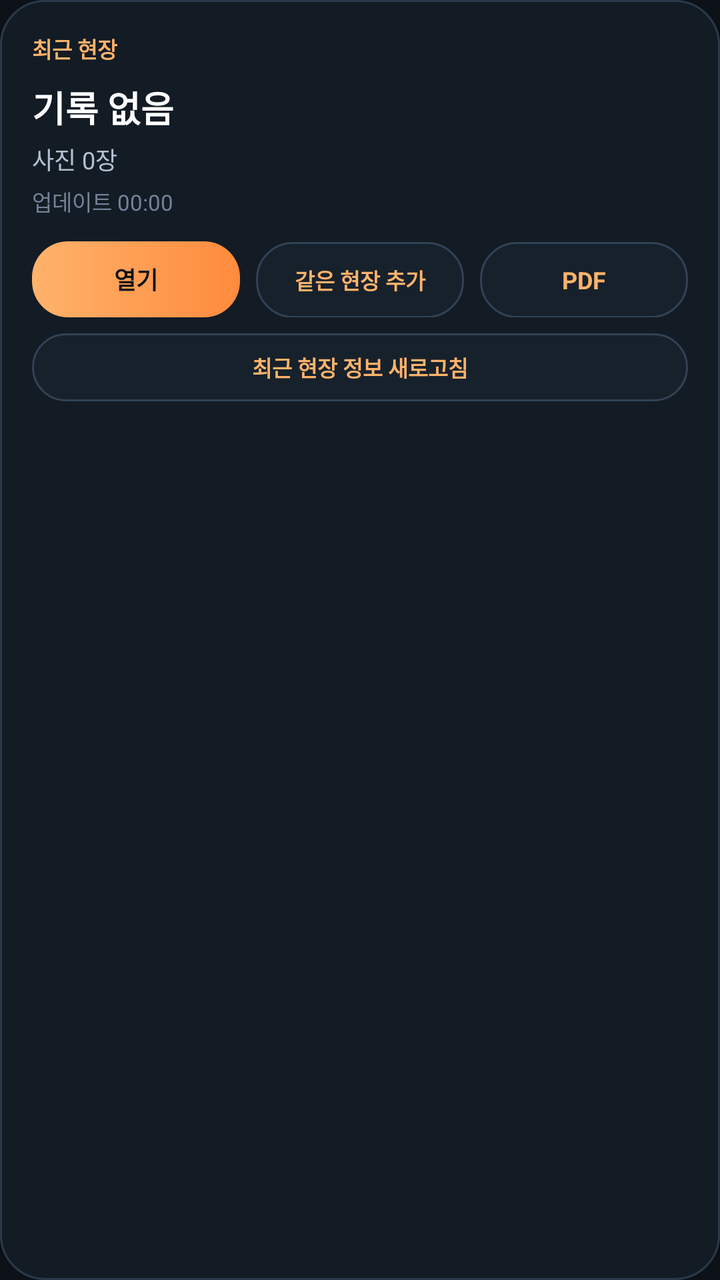
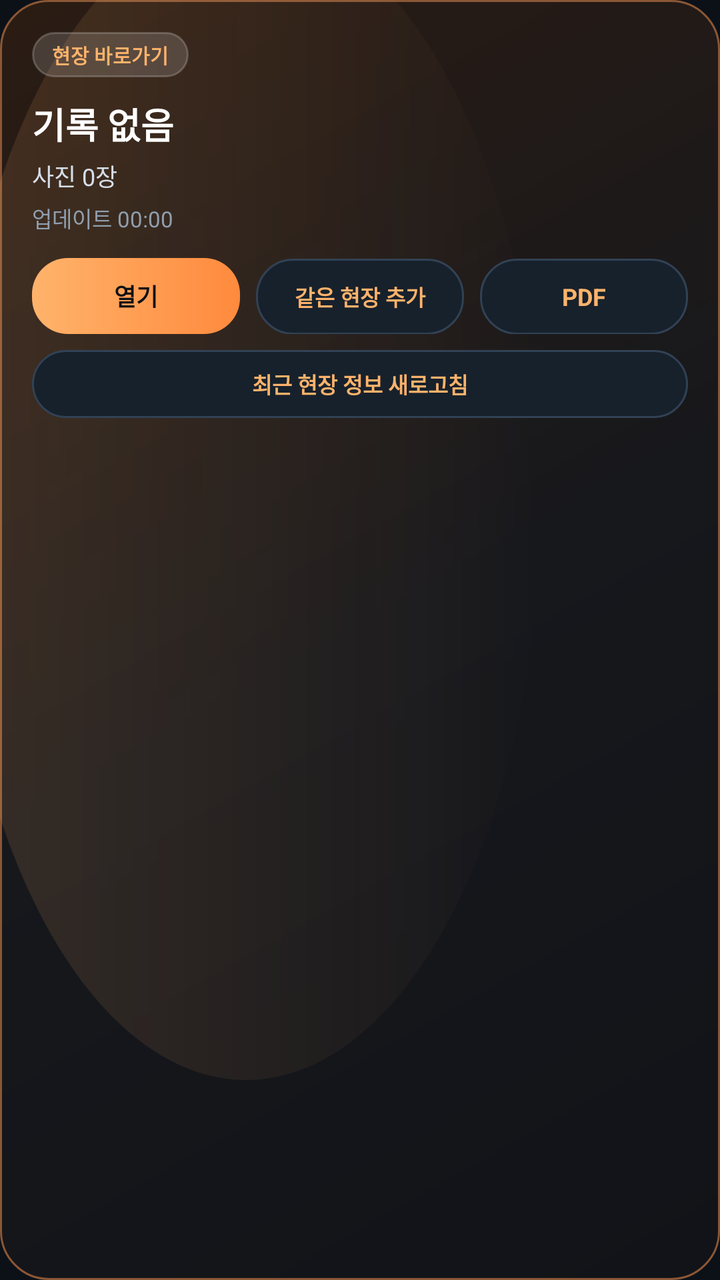

Before-and-after screenshots of an Android layout around one commit, followed by the original layout XML and the change that was made.
<!-- AndroidManifest.xml: application theme Theme.Siteboard -->
<!-- res/layout/widget_project_shortcut.xml -->
<?xml version="1.0" encoding="utf-8"?>
<LinearLayout xmlns:android="http://schemas.android.com/apk/res/android"
    android:layout_width="match_parent"
    android:layout_height="match_parent"
    android:background="@drawable/bg_surface_card_soft"
    android:orientation="vertical"
    android:padding="16dp">

    <TextView
        android:layout_width="wrap_content"
        android:layout_height="wrap_content"
        android:text="최근 현장"
        android:textColor="#FFFFB36B"
        android:textSize="11sp"
        android:textStyle="bold" />

    <TextView
        android:id="@+id/tvWidgetProjectTitle"
        android:layout_width="match_parent"
        android:layout_height="wrap_content"
        android:layout_marginTop="8dp"
        android:ellipsize="end"
        android:maxLines="1"
        android:text="기록 없음"
        android:textColor="@android:color/white"
        android:textSize="18sp"
        android:textStyle="bold" />

    <TextView
        android:id="@+id/tvWidgetProjectMeta"
        android:layout_width="match_parent"
        android:layout_height="wrap_content"
        android:layout_marginTop="4dp"
        android:text="사진 0장"
        android:textColor="#B3C0D0"
        android:textSize="12sp" />

    <TextView
        android:id="@+id/tvWidgetProjectUpdatedAt"
        android:layout_width="match_parent"
        android:layout_height="wrap_content"
        android:layout_marginTop="4dp"
        android:text="업데이트 00:00"
        android:textColor="#738297"
        android:textSize="11sp" />

    <LinearLayout
        android:layout_width="match_parent"
        android:layout_height="wrap_content"
        android:layout_marginTop="12dp"
        android:orientation="horizontal">

        <TextView
            android:id="@+id/btnWidgetOpenProject"
            android:layout_width="0dp"
            android:layout_height="38dp"
            android:layout_weight="1"
            android:background="@drawable/bg_primary_button"
            android:gravity="center"
            android:text="열기"
            android:textColor="#0F1115"
            android:textSize="12sp"
            android:textStyle="bold" />

        <TextView
            android:id="@+id/btnWidgetAddSameProject"
            android:layout_width="0dp"
            android:layout_height="38dp"
            android:layout_marginStart="8dp"
            android:layout_weight="1"
            android:background="@drawable/bg_secondary_button"
            android:gravity="center"
            android:text="같은 현장 추가"
            android:textColor="#FFFFB36B"
            android:textSize="11sp"
            android:textStyle="bold" />

        <TextView
            android:id="@+id/btnWidgetExportPdf"
            android:layout_width="0dp"
            android:layout_height="38dp"
            android:layout_marginStart="8dp"
            android:layout_weight="1"
            android:background="@drawable/bg_secondary_button"
            android:gravity="center"
            android:text="PDF"
            android:textColor="#FFFFB36B"
            android:textSize="12sp"
            android:textStyle="bold" />
    </LinearLayout>

    <TextView
        android:id="@+id/btnWidgetProjectRefresh"
        android:layout_width="match_parent"
        android:layout_height="34dp"
        android:layout_marginTop="8dp"
        android:background="@drawable/bg_secondary_button"
        android:gravity="center"
        android:text="최근 현장 정보 새로고침"
        android:textColor="#FFFFB36B"
        android:textSize="11sp"
        android:textStyle="bold" />
</LinearLayout>
<!-- resources referenced by this layout -->
<resources>
  <!-- drawable bg_primary_button (drawable) -->
  <?xml version="1.0" encoding="utf-8"?>
  <shape xmlns:android="http://schemas.android.com/apk/res/android" android:shape="rectangle">
      <gradient
          android:angle="0"
          android:startColor="#FFB36B"
          android:endColor="#FF8A3D" />
      <corners android:radius="18dp" />
  </shape>
  <!-- drawable bg_secondary_button (drawable) -->
  <?xml version="1.0" encoding="utf-8"?>
  <shape xmlns:android="http://schemas.android.com/apk/res/android" android:shape="rectangle">
      <solid android:color="#17212C" />
      <corners android:radius="18dp" />
      <stroke
          android:width="1dp"
          android:color="#314255" />
  </shape>
  <!-- drawable bg_surface_card_soft (drawable) -->
  <?xml version="1.0" encoding="utf-8"?>
  <shape xmlns:android="http://schemas.android.com/apk/res/android" android:shape="rectangle">
      <solid android:color="#131B25" />
      <corners android:radius="22dp" />
      <stroke
          android:width="1dp"
          android:color="#29394A" />
  </shape>
  <style name="Theme.Siteboard" parent="Theme.MaterialComponents.DayNight.NoActionBar">
  
          <item name="colorPrimary">@color/orange_primary</item>
          <item name="colorPrimaryVariant">@color/orange_deep</item>
          <item name="colorOnPrimary">#10141B</item>
  
          <item name="colorSecondary">@color/teal_accent</item>
          <item name="colorSecondaryVariant">@color/teal_accent</item>
          <item name="colorOnSecondary">#081118</item>
  
          <item name="colorError">@color/danger_accent</item>
  
          <item name="android:colorBackground">@color/bg_dark</item>
          <item name="colorSurface">@color/surface_dark</item>
  
          <item name="android:statusBarColor">@color/bg_dark</item>
          <item name="android:navigationBarColor">@color/bg_dark</item>
          <item name="android:windowLightStatusBar" tools:targetApi="m">false</item>
  
          <item name="android:windowSplashScreenBackground" tools:targetApi="s">@color/bg_dark</item>
          <item name="android:windowSplashScreenAnimatedIcon" tools:targetApi="s">@android:color/transparent</item>
          <item name="android:windowSplashScreenAnimationDuration" tools:targetApi="s">0</item>
      </style>
  <color name="orange_primary">#FFB36B</color>
  <color name="orange_deep">#FF8A3D</color>
  <color name="teal_accent">#54D4C4</color>
  <color name="danger_accent">#F06D7D</color>
  <color name="bg_dark">#0C1118</color>
  <color name="surface_dark">#151E29</color>
</resources>

<!-- the commit's change to res/layout/widget_project_shortcut.xml (unified diff, before → after) -->
@@ -2,23 +2,26 @@
 <LinearLayout xmlns:android="http://schemas.android.com/apk/res/android"
     android:layout_width="match_parent"
     android:layout_height="match_parent"
-    android:background="@drawable/bg_surface_card_soft"
+    android:background="@drawable/bg_widget_actual_luxury"
     android:orientation="vertical"
     android:padding="16dp">
 
     <TextView
         android:layout_width="wrap_content"
         android:layout_height="wrap_content"
-        android:text="최근 현장"
+        android:background="@drawable/bg_widget_preview_pill"
+        android:paddingHorizontal="10dp"
+        android:paddingVertical="4dp"
+        android:text="현장 바로가기"
         android:textColor="#FFFFB36B"
-        android:textSize="11sp"
+        android:textSize="10sp"
         android:textStyle="bold" />
 
     <TextView
         android:id="@+id/tvWidgetProjectTitle"
         android:layout_width="match_parent"
         android:layout_height="wrap_content"
-        android:layout_marginTop="8dp"
+        android:layout_marginTop="10dp"
         android:ellipsize="end"
         android:maxLines="1"
         android:text="기록 없음"
@@ -32,7 +35,7 @@
         android:layout_height="wrap_content"
         android:layout_marginTop="4dp"
         android:text="사진 0장"
-        android:textColor="#B3C0D0"
+        android:textColor="#D6DEE8"
         android:textSize="12sp" />
 
     <TextView
@@ -41,7 +44,7 @@
         android:layout_height="wrap_content"
         android:layout_marginTop="4dp"
         android:text="업데이트 00:00"
-        android:textColor="#738297"
+        android:textColor="#8F9FB0"
         android:textSize="11sp" />
 
     <LinearLayout
<!-- resource entries referenced after the edit -->
@@ -18,14 +18,43 @@
           android:width="1dp"
           android:color="#314255" />
   </shape>
-  <!-- drawable bg_surface_card_soft (drawable) -->
+  <!-- drawable bg_widget_actual_luxury (drawable) -->
+  <?xml version="1.0" encoding="utf-8"?>
+  <layer-list xmlns:android="http://schemas.android.com/apk/res/android">
+      <item>
+          <shape android:shape="rectangle">
+              <gradient
+                  android:angle="315"
+                  android:startColor="#2B1C13"
+                  android:centerColor="#17181C"
+                  android:endColor="#121318" />
+              <corners android:radius="24dp" />
+              <stroke
+                  android:width="1dp"
+                  android:color="#8B5735" />
+          </shape>
+      </item>
+      <item
+          android:left="-24dp"
+          android:top="-40dp"
+          android:right="90dp"
+          android:bottom="100dp">
+          <shape android:shape="oval">
+              <gradient
+                  android:angle="0"
+                  android:startColor="#22FFB36B"
+                  android:endColor="#00FFB36B" />
+          </shape>
+      </item>
+  </layer-list>
+  <!-- drawable bg_widget_preview_pill (drawable) -->
   <?xml version="1.0" encoding="utf-8"?>
   <shape xmlns:android="http://schemas.android.com/apk/res/android" android:shape="rectangle">
-      <solid android:color="#131B25" />
-      <corners android:radius="22dp" />
+      <solid android:color="#26FFFFFF" />
+      <corners android:radius="999dp" />
       <stroke
           android:width="1dp"
-          android:color="#29394A" />
+          android:color="#33FFFFFF" />
   </shape>
   <style name="Theme.Siteboard" parent="Theme.MaterialComponents.DayNight.NoActionBar">
   
